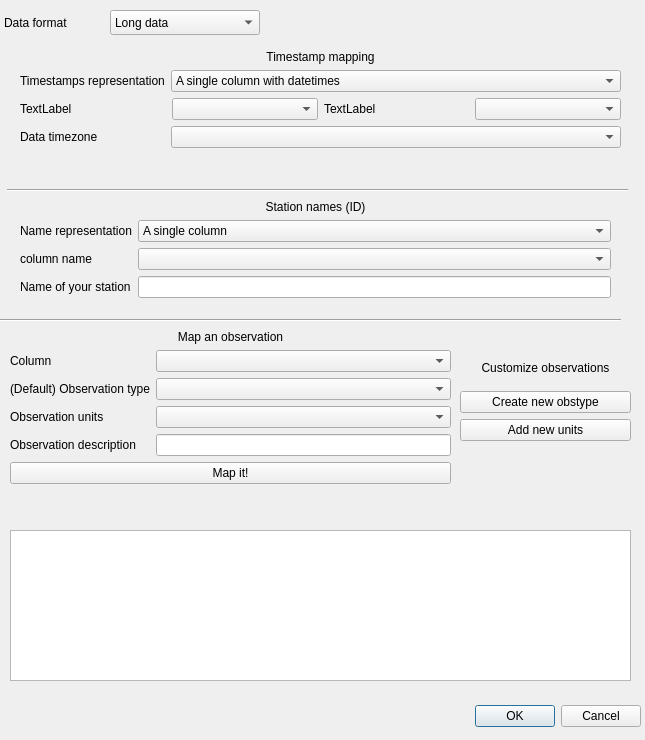
vergauwenthomas/MetObs_GUI, file metobs_gui/qt_windows/templ_build_data.ui: the form before one commit.
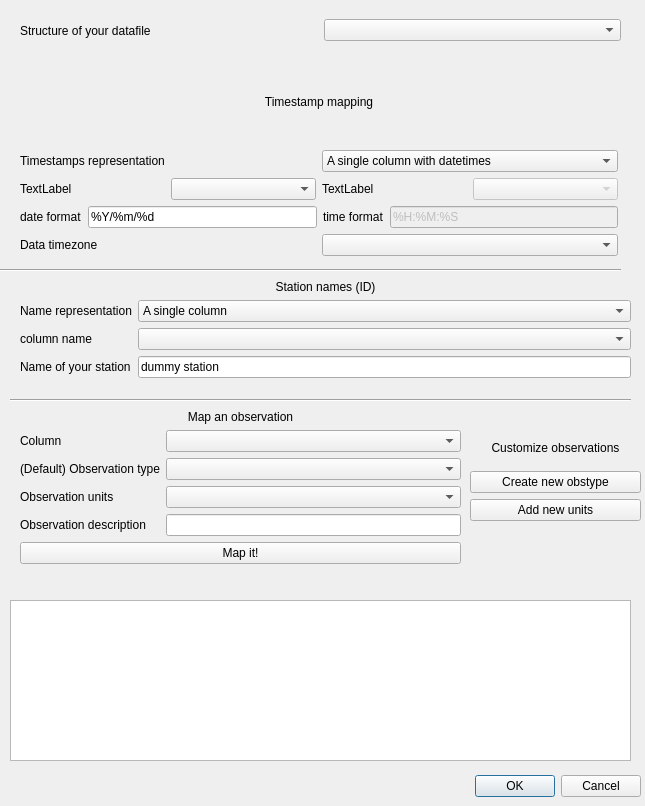
The form after the commit.

```diff
--- a/metobs_gui/qt_windows/templ_build_data.ui
+++ b/metobs_gui/qt_windows/templ_build_data.ui
@@ -7,7 +7,7 @@
     <x>0</x>
     <y>0</y>
     <width>645</width>
-    <height>740</height>
+    <height>806</height>
    </rect>
   </property>
   <property name="windowTitle">
@@ -17,7 +17,7 @@
    <property name="geometry">
     <rect>
      <x>20</x>
-     <y>700</y>
+     <y>770</y>
      <width>621</width>
      <height>32</height>
     </rect>
@@ -29,46 +29,13 @@
     <set>QDialogButtonBox::Cancel|QDialogButtonBox::Ok</set>
    </property>
   </widget>
-  <widget class="QLabel" name="label_49">
-   <property name="geometry">
-    <rect>
-     <x>4</x>
-     <y>10</y>
-     <width>150</width>
-     <height>25</height>
-    </rect>
-   </property>
-   <property name="text">
-    <string>Data format</string>
-   </property>
-  </widget>
-  <widget class="QComboBox" name="browse_format">
-   <property name="geometry">
-    <rect>
-     <x>110</x>
-     <y>10</y>
-     <width>150</width>
-     <height>25</height>
-    </rect>
-   </property>
-   <item>
-    <property name="text">
-     <string>Long data</string>
-    </property>
-   </item>
-   <item>
-    <property name="text">
-     <string>Wide data</string>
-    </property>
-   </item>
-  </widget>
   <widget class="QWidget" name="formLayoutWidget">
    <property name="geometry">
     <rect>
-     <x>10</x>
-     <y>330</y>
+     <x>20</x>
+     <y>410</y>
      <width>441</width>
-     <height>174</height>
+     <height>180</height>
     </rect>
    </property>
    <layout class="QFormLayout" name="formLayout">
@@ -139,17 +106,17 @@
    <property name="geometry">
     <rect>
      <x>10</x>
-     <y>530</y>
+     <y>600</y>
      <width>621</width>
-     <height>151</height>
+     <height>161</height>
     </rect>
    </property>
   </widget>
   <widget class="QWidget" name="verticalLayoutWidget_11">
    <property name="geometry">
     <rect>
-     <x>460</x>
-     <y>350</y>
+     <x>470</x>
+     <y>430</y>
      <width>171</width>
      <height>91</height>
     </rect>
@@ -181,101 +148,12 @@
     </item>
    </layout>
   </widget>
-  <widget class="QWidget" name="formLayoutWidget_2">
-   <property name="geometry">
-    <rect>
-     <x>20</x>
-     <y>50</y>
-     <width>601</width>
-     <height>111</height>
-    </rect>
-   </property>
-   <layout class="QFormLayout" name="formLayout_2">
-    <item row="0" column="0" colspan="2">
-     <widget class="QLabel" name="label">
-      <property name="text">
-       <string>Timestamp mapping</string>
-      </property>
-      <property name="alignment">
-       <set>Qt::AlignCenter</set>
-      </property>
-     </widget>
-    </item>
-    <item row="2" column="0">
-     <widget class="QLabel" name="label_5">
-      <property name="text">
-       <string>Timestamps representation</string>
-      </property>
-     </widget>
-    </item>
-    <item row="2" column="1">
-     <widget class="QComboBox" name="timestamp_repr_spinner">
-      <property name="editable">
-       <bool>false</bool>
-      </property>
-      <property name="currentText">
-       <string>A single column with datetimes</string>
-      </property>
-      <item>
-       <property name="text">
-        <string>A single column with datetimes</string>
-       </property>
-      </item>
-      <item>
-       <property name="text">
-        <string>A data column and a time column</string>
-       </property>
-      </item>
-     </widget>
-    </item>
-    <item row="3" column="0" colspan="2">
-     <layout class="QHBoxLayout" name="horizontalLayout_2">
-      <item>
-       <widget class="QLabel" name="dt_label1">
-        <property name="text">
-         <string>TextLabel</string>
-        </property>
-       </widget>
-      </item>
-      <item>
-       <widget class="QComboBox" name="dt_col1_spinner"/>
-      </item>
-      <item>
-       <widget class="QLabel" name="dt_label2">
-        <property name="text">
-         <string>TextLabel</string>
-        </property>
-       </widget>
-      </item>
-      <item>
-       <widget class="QComboBox" name="dt_col2_spinner"/>
-      </item>
-     </layout>
-    </item>
-    <item row="4" column="0">
-     <widget class="QLabel" name="label_54">
-      <property name="maximumSize">
-       <size>
-        <width>342</width>
-        <height>16777215</height>
-       </size>
-      </property>
-      <property name="text">
-       <string>Data timezone</string>
-      </property>
-     </widget>
-    </item>
-    <item row="4" column="1">
-     <widget class="QComboBox" name="timezone_spinner"/>
-    </item>
-   </layout>
-  </widget>
   <widget class="QWidget" name="formLayoutWidget_3">
    <property name="geometry">
     <rect>
      <x>20</x>
-     <y>200</y>
-     <width>591</width>
+     <y>280</y>
+     <width>611</width>
      <height>112</height>
     </rect>
    </property>
@@ -334,28 +212,19 @@
      </widget>
     </item>
     <item row="3" column="1">
-     <widget class="QLineEdit" name="single_station_name"/>
+     <widget class="QLineEdit" name="single_station_name">
+      <property name="text">
+       <string>dummy station</string>
+      </property>
+     </widget>
     </item>
    </layout>
   </widget>
   <widget class="Line" name="line">
    <property name="geometry">
     <rect>
-     <x>7</x>
-     <y>180</y>
-     <width>621</width>
-     <height>20</height>
-    </rect>
-   </property>
-   <property name="orientation">
-    <enum>Qt::Horizontal</enum>
-   </property>
-  </widget>
-  <widget class="Line" name="line_2">
-   <property name="geometry">
-    <rect>
      <x>0</x>
-     <y>310</y>
+     <y>260</y>
      <width>621</width>
      <height>20</height>
     </rect>
@@ -364,6 +233,177 @@
     <enum>Qt::Horizontal</enum>
    </property>
   </widget>
+  <widget class="Line" name="line_2">
+   <property name="geometry">
+    <rect>
+     <x>10</x>
+     <y>390</y>
+     <width>621</width>
+     <height>20</height>
+    </rect>
+   </property>
+   <property name="orientation">
+    <enum>Qt::Horizontal</enum>
+   </property>
+  </widget>
+  <widget class="QWidget" name="verticalLayoutWidget">
+   <property name="geometry">
+    <rect>
+     <x>20</x>
+     <y>60</y>
+     <width>598</width>
+     <height>196</height>
+    </rect>
+   </property>
+   <layout class="QVBoxLayout" name="verticalLayout">
+    <item>
+     <widget class="QLabel" name="label">
+      <property name="text">
+       <string>Timestamp mapping</string>
+      </property>
+      <property name="alignment">
+       <set>Qt::AlignCenter</set>
+      </property>
+     </widget>
+    </item>
+    <item>
+     <layout class="QHBoxLayout" name="horizontalLayout">
+      <item>
+       <widget class="QLabel" name="label_5">
+        <property name="text">
+         <string>Timestamps representation</string>
+        </property>
+       </widget>
+      </item>
+      <item>
+       <widget class="QComboBox" name="timestamp_repr_spinner">
+        <property name="editable">
+         <bool>false</bool>
+        </property>
+        <property name="currentText">
+         <string>A single column with datetimes</string>
+        </property>
+        <item>
+         <property name="text">
+          <string>A single column with datetimes</string>
+         </property>
+        </item>
+        <item>
+         <property name="text">
+          <string>A data column and a time column</string>
+         </property>
+        </item>
+       </widget>
+      </item>
+     </layout>
+    </item>
+    <item>
+     <layout class="QHBoxLayout" name="horizontalLayout_3">
+      <item>
+       <widget class="QLabel" name="dt_label1">
+        <property name="text">
+         <string>TextLabel</string>
+        </property>
+       </widget>
+      </item>
+      <item>
+       <widget class="QComboBox" name="dt_col1_spinner"/>
+      </item>
+      <item>
+       <widget class="QLabel" name="dt_label2">
+        <property name="text">
+         <string>TextLabel</string>
+        </property>
+       </widget>
+      </item>
+      <item>
+       <widget class="QComboBox" name="dt_col2_spinner">
+        <property name="enabled">
+         <bool>false</bool>
+        </property>
+       </widget>
+      </item>
+     </layout>
+    </item>
+    <item>
+     <layout class="QHBoxLayout" name="horizontalLayout_4">
+      <item>
+       <widget class="QLabel" name="date_fmt_label">
+        <property name="text">
+         <string>date format</string>
+        </property>
+       </widget>
+      </item>
+      <item>
+       <widget class="QLineEdit" name="date_fmt">
+        <property name="text">
+         <string>%Y/%m/%d</string>
+        </property>
+       </widget>
+      </item>
+      <item>
+       <widget class="QLabel" name="label_7">
+        <property name="text">
+         <string>time format</string>
+        </property>
+       </widget>
+      </item>
+      <item>
+       <widget class="QLineEdit" name="time_fmt">
+        <property name="enabled">
+         <bool>false</bool>
+        </property>
+        <property name="text">
+         <string>%H:%M:%S</string>
+        </property>
+       </widget>
+      </item>
+     </layout>
+    </item>
+    <item>
+     <layout class="QHBoxLayout" name="horizontalLayout_2">
+      <item>
+       <widget class="QLabel" name="label_54">
+        <property name="maximumSize">
+         <size>
+          <width>342</width>
+          <height>16777215</height>
+         </size>
+        </property>
+        <property name="text">
+         <string>Data timezone</string>
+        </property>
+       </widget>
+      </item>
+      <item>
+       <widget class="QComboBox" name="timezone_spinner"/>
+      </item>
+     </layout>
+    </item>
+   </layout>
+  </widget>
+  <widget class="QWidget" name="horizontalLayoutWidget">
+   <property name="geometry">
+    <rect>
+     <x>20</x>
+     <y>10</y>
+     <width>601</width>
+     <height>41</height>
+    </rect>
+   </property>
+   <layout class="QHBoxLayout" name="horizontalLayout_5">
+    <item>
+     <widget class="QLabel" name="label_12">
+      <property name="text">
+       <string>Structure of your datafile</string>
+      </property>
+     </widget>
+    </item>
+    <item>
+     <widget class="QComboBox" name="browse_format"/>
+    </item>
+   </layout>
+  </widget>
  </widget>
  <resources/>
  <connections>
```
Left out of the diff: 43 changed lines with no effect on the pictures.
